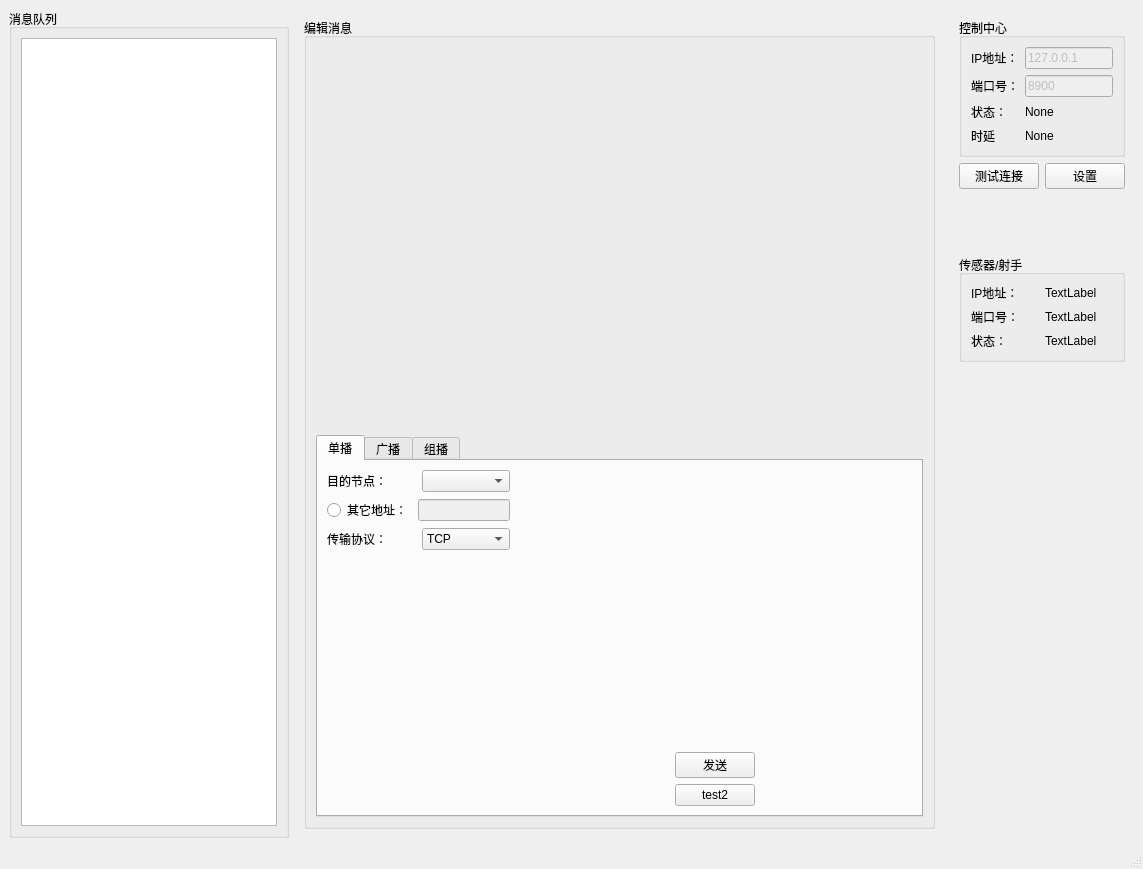
Above: ui/edgeWindow.ui from mioyzhang/UI before the change. Below: the same form after it.
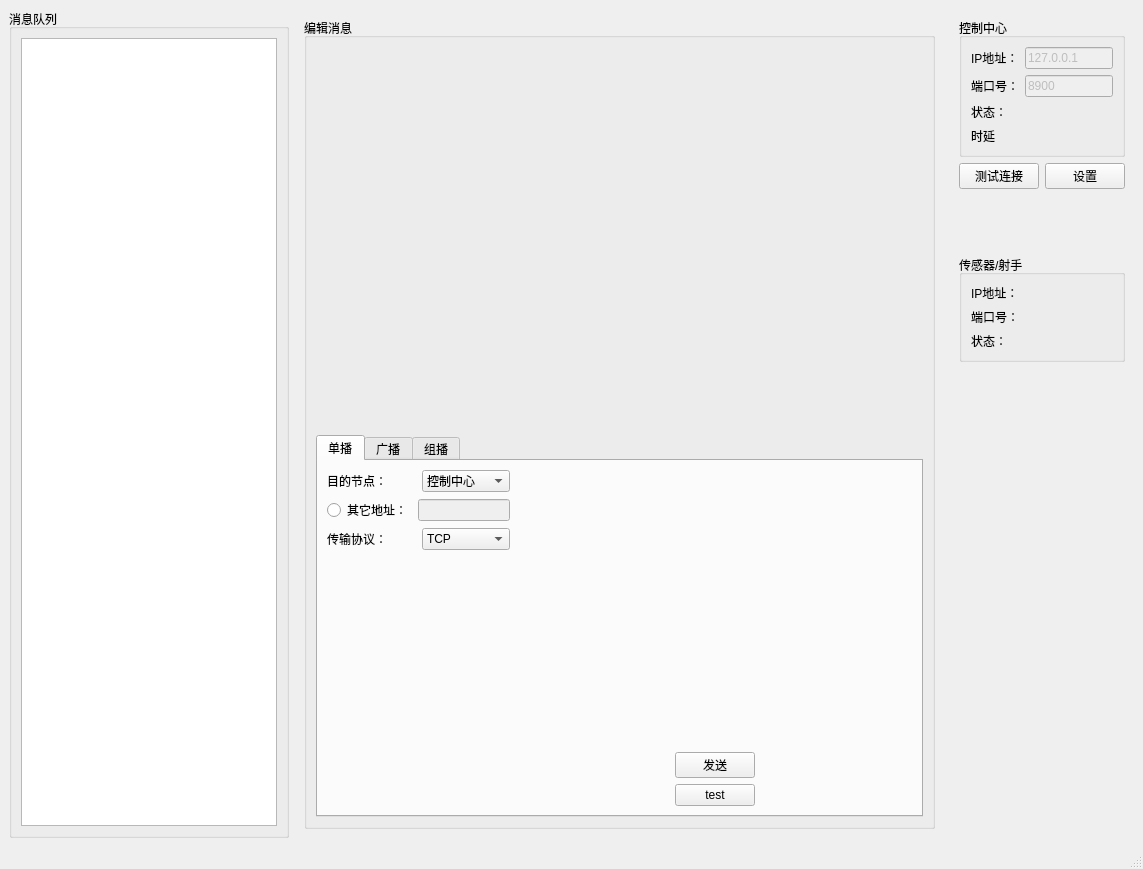
That is the form after the change. Custom widgets are drawn as their Qt base class.

```diff
--- a/ui/edgeWindow.ui
+++ b/ui/edgeWindow.ui
@@ -92,7 +92,13 @@
                       </widget>
                      </item>
                      <item>
-                      <widget class="QComboBox" name="comboBox_dst"/>
+                      <widget class="QComboBox" name="comboBox_dst">
+                       <item>
+                        <property name="text">
+                         <string>控制中心</string>
+                        </property>
+                       </item>
+                      </widget>
                      </item>
                     </layout>
                    </item>
@@ -192,7 +198,7 @@
                    <item>
                     <widget class="QPushButton" name="pushButton_test2">
                      <property name="text">
-                      <string>test2</string>
+                      <string>test</string>
                      </property>
                     </widget>
                    </item>
@@ -262,7 +268,7 @@
           <item row="2" column="1">
            <widget class="QLabel" name="label_status">
             <property name="text">
-             <string>None</string>
+             <string/>
             </property>
            </widget>
           </item>
@@ -276,7 +282,7 @@
           <item row="3" column="1">
            <widget class="QLabel" name="label_delay">
             <property name="text">
-             <string>None</string>
+             <string/>
             </property>
            </widget>
           </item>
@@ -401,7 +407,7 @@
           <item row="0" column="1">
            <widget class="QLabel" name="label_9">
             <property name="text">
-             <string>TextLabel</string>
+             <string/>
             </property>
            </widget>
           </item>
@@ -415,7 +421,7 @@
           <item row="1" column="1">
            <widget class="QLabel" name="label_11">
             <property name="text">
-             <string>TextLabel</string>
+             <string/>
             </property>
            </widget>
           </item>
@@ -429,7 +435,7 @@
           <item row="2" column="1">
            <widget class="QLabel" name="label_13">
             <property name="text">
-             <string>TextLabel</string>
+             <string/>
             </property>
            </widget>
           </item>
```
Left out of the diff: 13 changed lines with no effect on the pictures.
